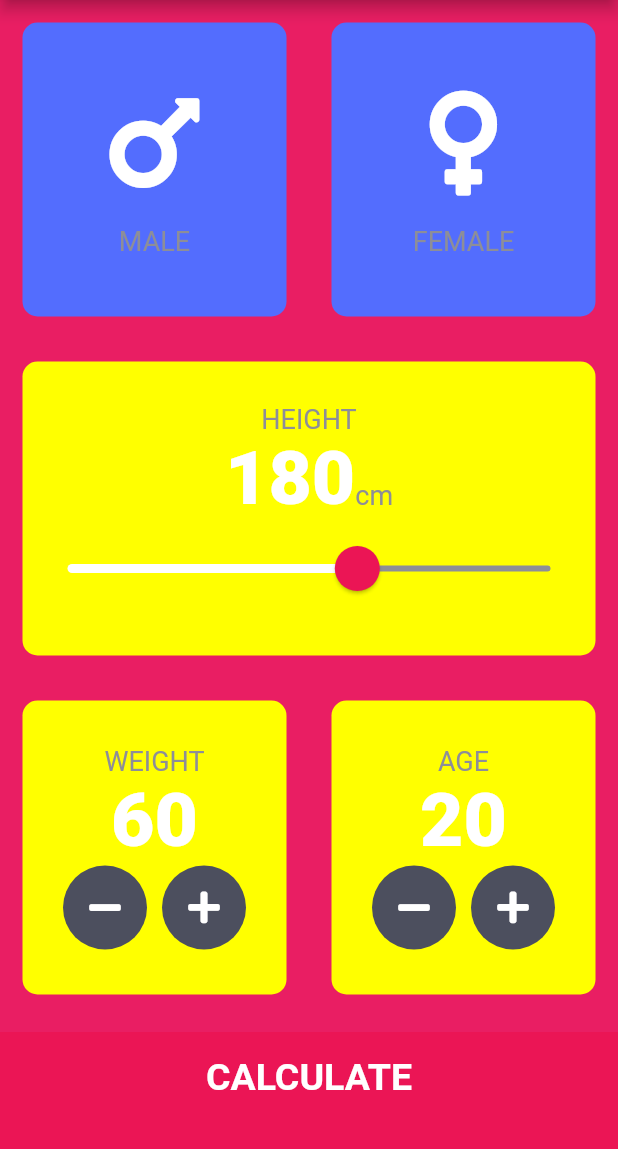
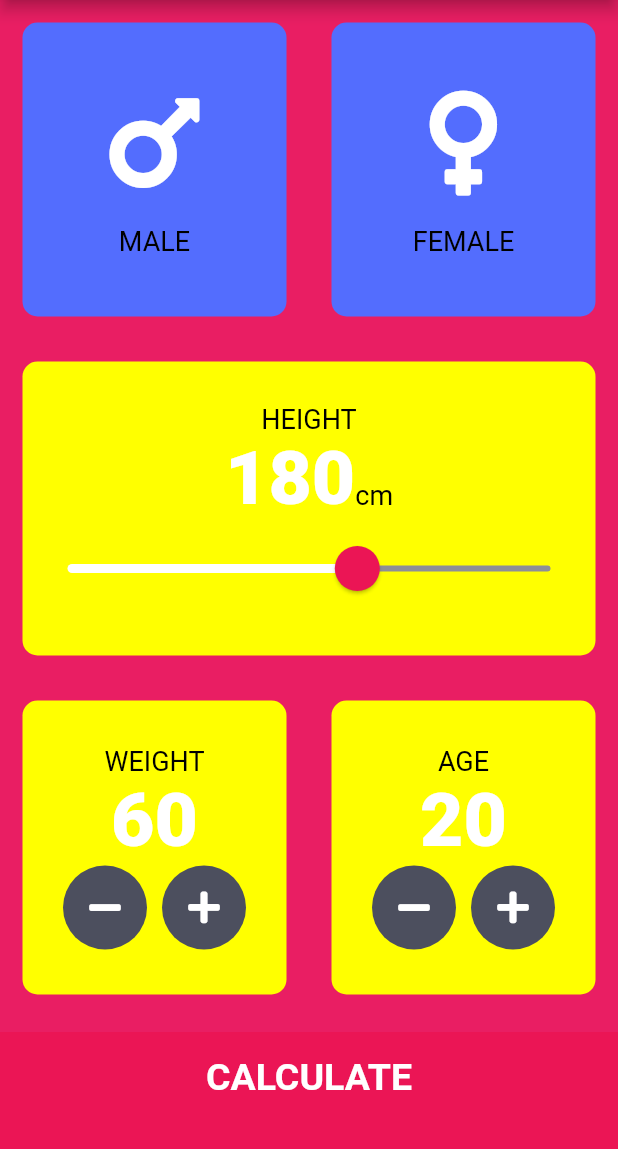
Before and after one commit to WaseemRavi/BMI-Calculator-Flutter-ADVANCED, a Flutter app: the screen it shows after launch, on a phone screen of 412 x 824 dp, the part 84-1233 px from its top. Run offline on Flutter 3.47's test engine with Material 2 defaults, Android fonts, the phone set to English and light mode, and no system bars; our stand-ins replace font_awesome_flutter.

Commit message:
text color changed

```diff
--- a/lib/constants.dart
+++ b/lib/constants.dart
@@ -7,7 +7,7 @@ const kBottomContainerColour = Color(0xFFEB1555);
 
 const kLabelTextStyle = TextStyle(
   fontSize: 18.0,
-  color: Color(0xFF8D8E98),
+  color: Colors.black,
 );
 
 const kNumberTextStyle = TextStyle(
```
